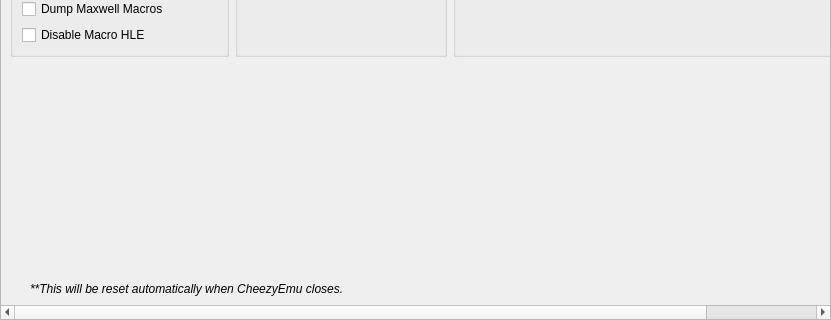
Qt form src/yuzu/configuration/configure_debug.ui (fritcheelii/fritcheelii) before a commit; both pictures show x 0 to 831 and y 440 to 760 of the 831 by 760 pixel window.
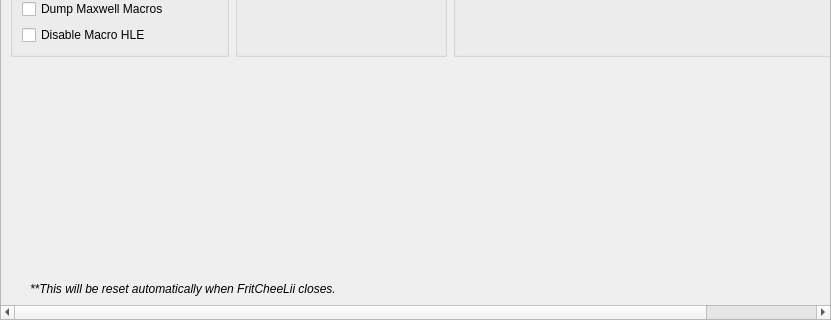
The same form after that commit.

Commit message: FritCheeLii v4.2: 3-tier FPS defaults, Restore Default Settings, short tooltips, clean menus, OoT FSR restart prompt, full FritCheeLii branding

Patch:
```diff
--- a/src/yuzu/configuration/configure_debug.ui
+++ b/src/yuzu/configuration/configure_debug.ui
@@ -784,7 +784,7 @@
        </font>
       </property>
       <property name="text">
-    <string>**This will be reset automatically when CheezyEmu closes.</string>
+    <string>**This will be reset automatically when FritCheeLii closes.</string>
       </property>
       <property name="indent">
        <number>20</number>
```
The commit also changes 32 other files.
